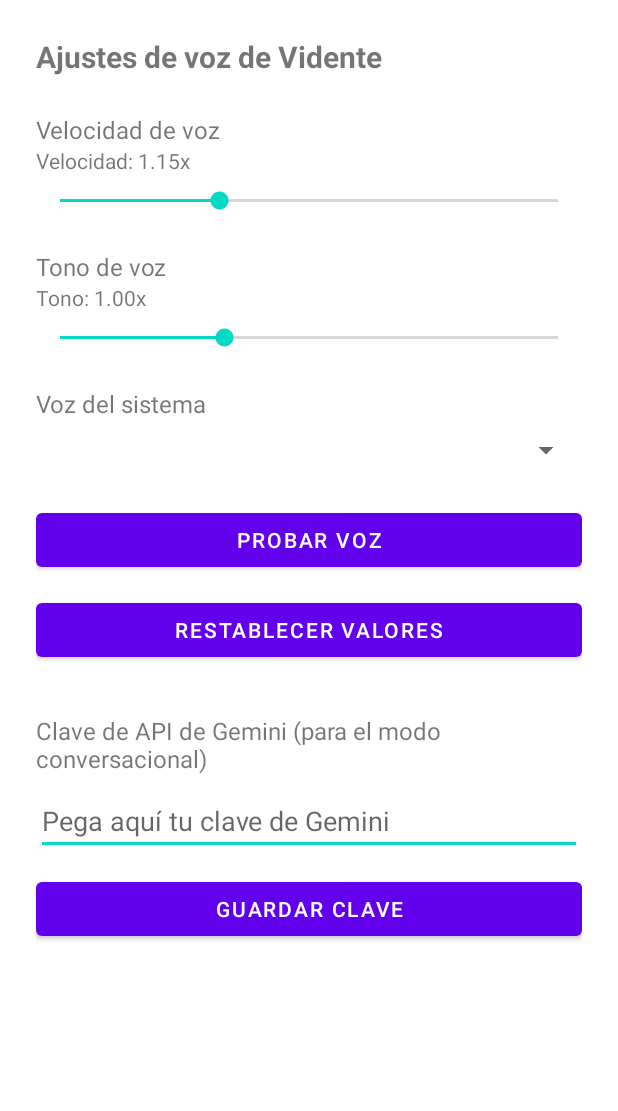
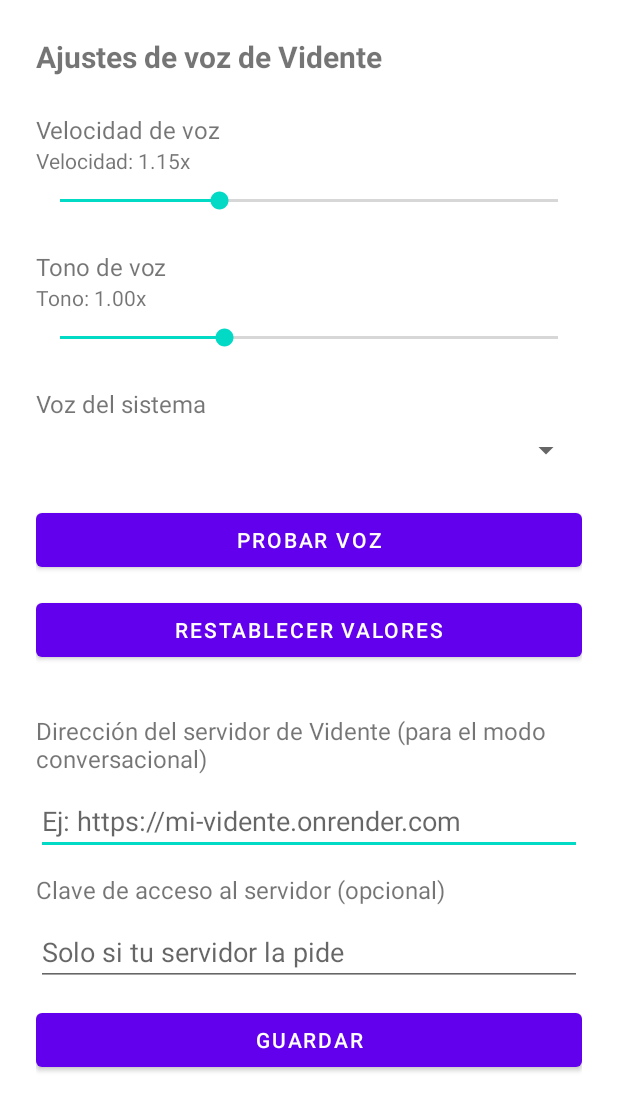
Before and after one commit to jcbusti-stack/Vidente, an Android app: the SettingsActivity screen opened directly, with no data from a screen before it, on a phone screen of 412 x 824 dp. Shown: the top 1111 px of the screen. Run offline under Robolectric (Android 15) with nearby library versions, the phone set to English and light mode, and no system bars.

Commit message:
Add Node/Express backend and connect Vidente to it for Gemini access
Adds backend/ (Express server, ready for Render/Railway): POST /ask
takes {question, screenSummary}, forwards them to Gemini's
generateContent endpoint using GEMINI_MODEL (defaults to the cheap
gemini-2.5-flash-lite) and a GEMINI_API_KEY that only ever lives in the
host's environment variables, and returns {answer}. An optional shared
VIDENTE_BACKEND_KEY header check plus a per-IP rate limit keep the
endpoint from being abused by anyone who finds the URL.

On the Android side, BackendConversationalAssistant replaces the old
direct-Gemini placeholder: it POSTs the question/screen summary to the
configured backend URL (off the main thread) and speaks back the
answer, or a fallback message if the request fails. The now-unused
client-side Gemini key field is replaced with backend URL + optional
access key fields in the voice settings screen. Requires the INTERNET
permission, added here.

Co-Authored-By: Claude Sonnet 5 <noreply@anthropic.com>
Claude-Session: https://claude.ai/code/session_018UKS7FxrCY8LhRJ3Fn8Zy8

```diff
--- a/app/src/main/AndroidManifest.xml
+++ b/app/src/main/AndroidManifest.xml
@@ -2,6 +2,7 @@
 <manifest xmlns:android="http://schemas.android.com/apk/res/android">
 
     <uses-permission android:name="android.permission.RECORD_AUDIO" />
+    <uses-permission android:name="android.permission.INTERNET" />
 
     <queries>
         <intent>
--- a/app/src/main/java/com/vidente/app/SettingsActivity.kt
+++ b/app/src/main/java/com/vidente/app/SettingsActivity.kt
@@ -49,11 +49,14 @@ class SettingsActivity : AppCompatActivity(), TextToSpeech.OnInitListener {
         findViewById<Button>(R.id.buttonPreview).setOnClickListener { previewVoice() }
         findViewById<Button>(R.id.buttonReset).setOnClickListener { resetToDefaults() }
 
-        val editGeminiApiKey = findViewById<EditText>(R.id.editGeminiApiKey)
-        editGeminiApiKey.setText(VidentePreferences.getGeminiApiKey(this).orEmpty())
-        findViewById<Button>(R.id.buttonSaveGeminiKey).setOnClickListener {
-            VidentePreferences.setGeminiApiKey(this, editGeminiApiKey.text.toString())
-            Toast.makeText(this, R.string.settings_gemini_saved, Toast.LENGTH_SHORT).show()
+        val editBackendUrl = findViewById<EditText>(R.id.editBackendUrl)
+        val editBackendAccessKey = findViewById<EditText>(R.id.editBackendAccessKey)
+        editBackendUrl.setText(VidentePreferences.getBackendUrl(this).orEmpty())
+        editBackendAccessKey.setText(VidentePreferences.getBackendAccessKey(this).orEmpty())
+        findViewById<Button>(R.id.buttonSaveBackendConfig).setOnClickListener {
+            VidentePreferences.setBackendUrl(this, editBackendUrl.text.toString())
+            VidentePreferences.setBackendAccessKey(this, editBackendAccessKey.text.toString())
+            Toast.makeText(this, R.string.settings_backend_saved, Toast.LENGTH_SHORT).show()
         }
 
         tts = TextToSpeech(this, this)
--- a/app/src/main/java/com/vidente/app/VidentePreferences.kt
+++ b/app/src/main/java/com/vidente/app/VidentePreferences.kt
@@ -8,7 +8,8 @@ object VidentePreferences {
     const val KEY_RATE = "speech_rate"
     const val KEY_PITCH = "speech_pitch"
     const val KEY_VOICE_NAME = "voice_name"
-    const val KEY_GEMINI_API_KEY = "gemini_api_key"
+    const val KEY_BACKEND_URL = "backend_url"
+    const val KEY_BACKEND_ACCESS_KEY = "backend_access_key"
 
     const val DEFAULT_RATE = 1.15f
     const val DEFAULT_PITCH = 1.0f
@@ -41,10 +42,17 @@ object VidentePreferences {
         prefs(context).edit().putString(KEY_VOICE_NAME, voiceName).apply()
     }
 
-    fun getGeminiApiKey(context: Context): String? =
-        prefs(context).getString(KEY_GEMINI_API_KEY, null)
+    fun getBackendUrl(context: Context): String? =
+        prefs(context).getString(KEY_BACKEND_URL, null)?.trimEnd('/')?.takeIf { it.isNotBlank() }
 
-    fun setGeminiApiKey(context: Context, apiKey: String) {
-        prefs(context).edit().putString(KEY_GEMINI_API_KEY, apiKey.trim()).apply()
+    fun setBackendUrl(context: Context, url: String) {
+        prefs(context).edit().putString(KEY_BACKEND_URL, url.trim().trimEnd('/')).apply()
+    }
+
+    fun getBackendAccessKey(context: Context): String? =
+        prefs(context).getString(KEY_BACKEND_ACCESS_KEY, null)
+
+    fun setBackendAccessKey(context: Context, key: String) {
+        prefs(context).edit().putString(KEY_BACKEND_ACCESS_KEY, key.trim()).apply()
     }
 }
--- a/app/src/main/res/layout/activity_settings.xml
+++ b/app/src/main/res/layout/activity_settings.xml
@@ -91,25 +91,41 @@
             android:layout_width="wrap_content"
             android:layout_height="wrap_content"
             android:layout_marginBottom="8dp"
-            android:text="@string/settings_gemini_label"
+            android:text="@string/settings_backend_url_label"
             android:textSize="16sp" />
 
         <EditText
-            android:id="@+id/editGeminiApiKey"
+            android:id="@+id/editBackendUrl"
             android:layout_width="match_parent"
             android:layout_height="wrap_content"
             android:layout_marginBottom="12dp"
-            android:autofillHints="password"
-            android:contentDescription="@string/settings_gemini_label"
-            android:hint="@string/settings_gemini_hint"
+            android:contentDescription="@string/settings_backend_url_label"
+            android:hint="@string/settings_backend_url_hint"
+            android:inputType="textUri"
+            android:maxLines="1" />
+
+        <TextView
+            android:layout_width="wrap_content"
+            android:layout_height="wrap_content"
+            android:layout_marginBottom="8dp"
+            android:text="@string/settings_backend_key_label"
+            android:textSize="16sp" />
+
+        <EditText
+            android:id="@+id/editBackendAccessKey"
+            android:layout_width="match_parent"
+            android:layout_height="wrap_content"
+            android:layout_marginBottom="12dp"
+            android:contentDescription="@string/settings_backend_key_label"
+            android:hint="@string/settings_backend_key_hint"
             android:inputType="textNoSuggestions"
             android:maxLines="1" />
 
         <Button
-            android:id="@+id/buttonSaveGeminiKey"
+            android:id="@+id/buttonSaveBackendConfig"
             android:layout_width="match_parent"
             android:layout_height="wrap_content"
-            android:text="@string/settings_gemini_save" />
+            android:text="@string/settings_backend_save" />
 
     </LinearLayout>
 </ScrollView>
--- a/app/src/main/res/values/strings.xml
+++ b/app/src/main/res/values/strings.xml
@@ -16,10 +16,12 @@
     <string name="settings_reset_button">Restablecer valores</string>
     <string name="settings_preview_text">Así sonará Vidente al leer los elementos en pantalla.</string>
 
-    <string name="settings_gemini_label">Clave de API de Gemini (para el modo conversacional)</string>
-    <string name="settings_gemini_hint">Pega aquí tu clave de Gemini</string>
-    <string name="settings_gemini_save">Guardar clave</string>
-    <string name="settings_gemini_saved">Clave guardada</string>
+    <string name="settings_backend_url_label">Dirección del servidor de Vidente (para el modo conversacional)</string>
+    <string name="settings_backend_url_hint">Ej: https://mi-vidente.onrender.com</string>
+    <string name="settings_backend_key_label">Clave de acceso al servidor (opcional)</string>
+    <string name="settings_backend_key_hint">Solo si tu servidor la pide</string>
+    <string name="settings_backend_save">Guardar</string>
+    <string name="settings_backend_saved">Configuración guardada</string>
 
     <string name="request_mic_permission">Activar micrófono (modo conversacional)</string>
     <string name="mic_permission_granted">Permiso de micrófono concedido</string>
```
Also changed, not shown: app/src/main/java/com/vidente/app/BackendConversationalAssistant.kt (added, +85 -0 lines), app/src/main/java/com/vidente/app/GeminiConversationalAssistant.kt (deleted, +0 -37 lines), app/src/main/java/com/vidente/app/UnconfiguredConversationalAssistant.kt (added, +15 -0 lines), app/src/main/java/com/vidente/app/VidenteAccessibilityService.kt (+6 -2 lines), 5 other files.
